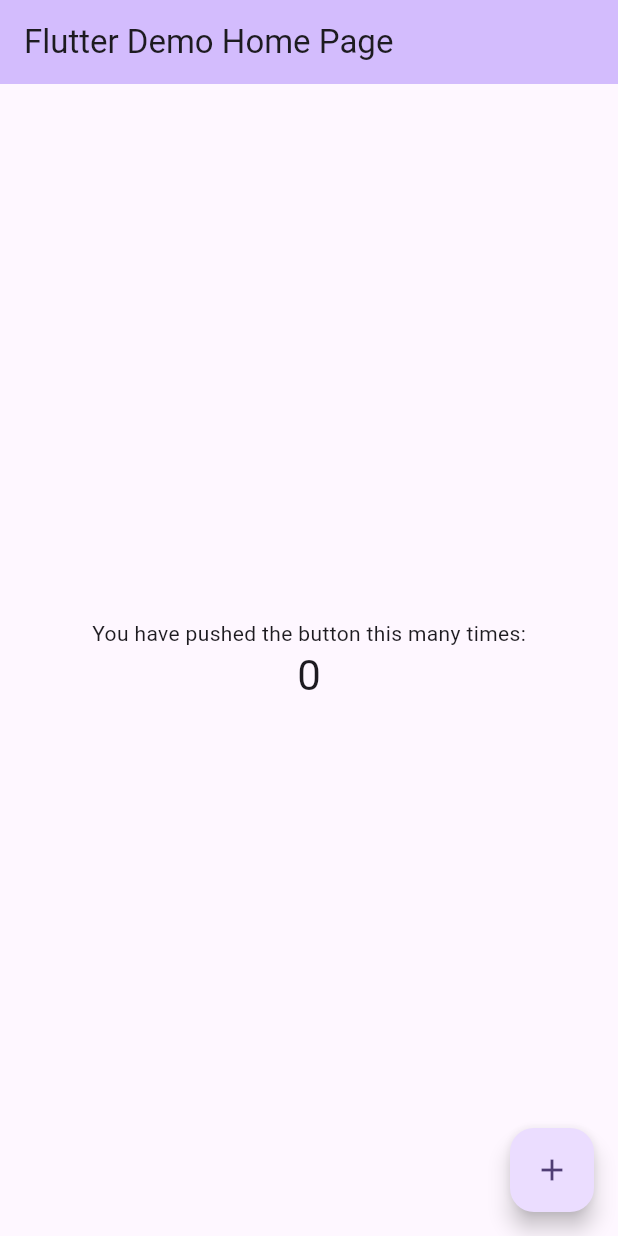
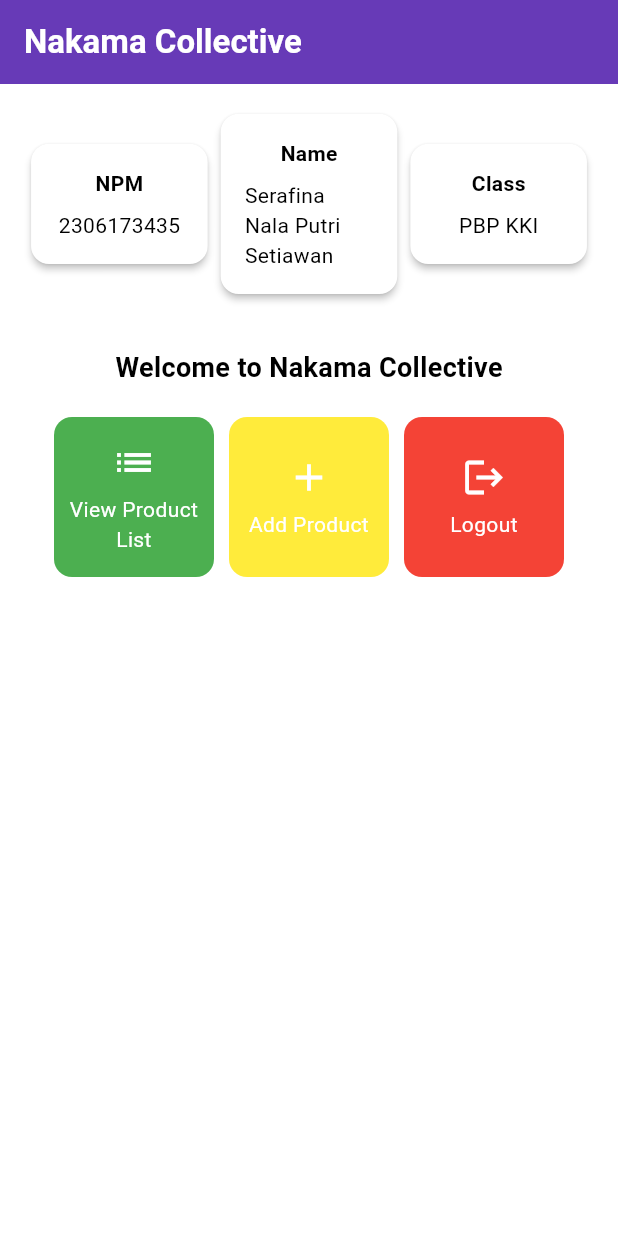
Before and after one commit to terserahdehh/nakama-collective-mobile, a Flutter app: the screen it shows after launch, on a phone screen of 412 x 824 dp. Run offline on Flutter 3.47's test engine with Material 3 defaults, Android fonts, the light colour scheme and no system bars.

Commit message:
assignment 7

```diff
--- a/lib/main.dart
+++ b/lib/main.dart
@@ -1,4 +1,6 @@
 import 'package:flutter/material.dart';
+import 'package:nakama_collective/menu.dart';
+
 
 void main() {
   runApp(const MyApp());
@@ -11,7 +13,7 @@
   @override
   Widget build(BuildContext context) {
     return MaterialApp(
-      title: 'Flutter Demo',
+      title: 'Nakama Collective',
       theme: ThemeData(
         // This is the theme of your application.
         //
@@ -28,98 +30,11 @@
         //
         // This works for code too, not just values: Most code changes can be
         // tested with just a hot reload.
-        colorScheme: ColorScheme.fromSeed(seedColor: Colors.deepPurple),
-        useMaterial3: true,
+         colorScheme: ColorScheme.fromSwatch(
+       primarySwatch: Colors.deepPurple,
+ ).copyWith(secondary: Colors.deepPurple[400]),
       ),
-      home: const MyHomePage(title: 'Flutter Demo Home Page'),
+      home: MyHomePage(),
     );
   }
 }
-
-class MyHomePage extends StatefulWidget {
-  const MyHomePage({super.key, required this.title});
-
-  // This widget is the home page of your application. It is stateful, meaning
-  // that it has a State object (defined below) that contains fields that affect
-  // how it looks.
-
-  // This class is the configuration for the state. It holds the values (in this
-  // case the title) provided by the parent (in this case the App widget) and
-  // used by the build method of the State. Fields in a Widget subclass are
-  // always marked "final".
-
-  final String title;
-
-  @override
-  State<MyHomePage> createState() => _MyHomePageState();
-}
-
-class _MyHomePageState extends State<MyHomePage> {
-  int _counter = 0;
-
-  void _incrementCounter() {
-    setState(() {
-      // This call to setState tells the Flutter framework that something has
-      // changed in this State, which causes it to rerun the build method below
-      // so that the display can reflect the updated values. If we changed
-      // _counter without calling setState(), then the build method would not be
-      // called again, and so nothing would appear to happen.
-      _counter++;
-    });
-  }
-
-  @override
-  Widget build(BuildContext context) {
-    // This method is rerun every time setState is called, for instance as done
-    // by the _incrementCounter method above.
-    //
-    // The Flutter framework has been optimized to make rerunning build methods
-    // fast, so that you can just rebuild anything that needs updating rather
-    // than having to individually change instances of widgets.
-    return Scaffold(
-      appBar: AppBar(
-        // TRY THIS: Try changing the color here to a specific color (to
-        // Colors.amber, perhaps?) and trigger a hot reload to see the AppBar
-        // change color while the other colors stay the same.
-        backgroundColor: Theme.of(context).colorScheme.inversePrimary,
-        // Here we take the value from the MyHomePage object that was created by
-        // the App.build method, and use it to set our appbar title.
-        title: Text(widget.title),
-      ),
-      body: Center(
-        // Center is a layout widget. It takes a single child and positions it
-        // in the middle of the parent.
-        child: Column(
-          // Column is also a layout widget. It takes a list of children and
-          // arranges them vertically. By default, it sizes itself to fit its
-          // children horizontally, and tries to be as tall as its parent.
-          //
-          // Column has various properties to control how it sizes itself and
-          // how it positions its children. Here we use mainAxisAlignment to
-          // center the children vertically; the main axis here is the vertical
-          // axis because Columns are vertical (the cross axis would be
-          // horizontal).
-          //
-          // TRY THIS: Invoke "debug painting" (choose the "Toggle Debug Paint"
-          // action in the IDE, or press "p" in the console), to see the
-          // wireframe for each widget.
-          mainAxisAlignment: MainAxisAlignment.center,
-          children: <Widget>[
-            const Text(
-              'You have pushed the button this many times:',
-            ),
-            Text(
-              '$_counter',
-              style: Theme.of(context).textTheme.headlineMedium,
-            ),
-          ],
-        ),
-      ),
-      floatingActionButton: FloatingActionButton(
-        onPressed: _incrementCounter,
-        tooltip: 'Increment',
-        child: const Icon(Icons.add),
-      ), // This trailing comma makes auto-formatting nicer for build methods.
-    );
-  }
-}
--- /dev/null
+++ b/lib/menu.dart
@@ -0,0 +1,204 @@
+import 'package:flutter/material.dart';
+
+class MyHomePage extends StatelessWidget {
+    MyHomePage({super.key});
+    final String npm = '2306173435'; // NPM
+    final String name = 'Serafina Nala Putri Setiawan'; // Name
+    final String className = 'PBP KKI'; // Class
+    final List<ItemHomepage> items = [
+    ItemHomepage("View Product List", Icons.list),
+    ItemHomepage("Add Product", Icons.add),
+    ItemHomepage("Logout", Icons.logout),
+     ];
+  // This widget is the home page of your application. It is stateful, meaning
+  // that it has a State object (defined below) that contains fields that affect
+  // how it looks.
+
+  // This class is the configuration for the state. It holds the values (in this
+  // case the title) provided by the parent (in this case the App widget) and
+  // used by the build method of the State. Fields in a Widget subclass are
+  // always marked "final".
+
+
+  @override
+   @override
+  Widget build(BuildContext context) {
+    // Scaffold provides the basic structure of the page with the AppBar and body.
+    return Scaffold(
+      // AppBar is the top part of the page that displays the title.
+      appBar: AppBar(
+        title: const Text(
+          'Nakama Collective',
+          style: TextStyle(
+            color: Colors.white,
+            fontWeight: FontWeight.bold,
+          ),
+        ),
+        // The background color of the AppBar is obtained from the application theme color scheme.
+        backgroundColor: Theme.of(context).colorScheme.primary,
+      ),
+      // Body of the page with paddings around it.
+      body: Padding(
+        padding: const EdgeInsets.all(16.0),
+        // Place the widget vertically in a column.
+        child: Column(
+          crossAxisAlignment: CrossAxisAlignment.center,
+          children: [
+            // Row to display 3 InfoCard horizontally.
+            Row(
+              mainAxisAlignment: MainAxisAlignment.spaceEvenly,
+              children: [
+                InfoCard(title: 'NPM', content: npm),
+                InfoCard(title: 'Name', content: name),
+                InfoCard(title: 'Class', content: className),
+              ],
+            ),
+
+            // Give a vertical space of 16 units.
+            const SizedBox(height: 16.0),
+
+            // Place the following widget in the center of the page.
+            Center(
+              child: Column(
+                // Place the text and grid item vertically.
+
+                children: [
+                  // Display the welcome message with bold font and size 18.
+                  const Padding(
+                    padding: EdgeInsets.only(top: 16.0),
+                    child: Text(
+                      'Welcome to Nakama Collective',
+                      style: TextStyle(
+                        fontWeight: FontWeight.bold,
+                        fontSize: 18.0,
+                      ),
+                    ),
+                  ),
+
+                  // Grid to display ItemCard in a 3 column grid.
+                  GridView.count(
+                    primary: true,
+                    padding: const EdgeInsets.all(20),
+                    crossAxisSpacing: 10,
+                    mainAxisSpacing: 10,
+                    crossAxisCount: 3,
+                    // To ensure that the grid fits its height.
+                    shrinkWrap: true,
+
+                    // Display ItemCard for each item in the items list.
+                    children: items.map((ItemHomepage item) {
+                      return ItemCard(item);
+                    }).toList(),
+                  ),
+                ],
+              ),
+            ),
+          ],
+        ),
+      ),
+    );
+  }
+}
+
+
+class InfoCard extends StatelessWidget {
+  // Card information that displays the title and content.
+
+  final String title;  // Card title.
+  final String content;  // Card content.
+
+  const InfoCard({super.key, required this.title, required this.content});
+
+  @override
+  Widget build(BuildContext context) {
+    return Card(
+      // Create a card box with a shadow.
+      elevation: 2.0,
+      child: Container(
+        // Set the size and spacing within the card.
+        width: MediaQuery.of(context).size.width / 3.5, // Adjust with the width of the device used.
+        padding: const EdgeInsets.all(16.0),
+        // Place the title and content vertically.
+        child: Column(
+          children: [
+            Text(
+              title,
+              style: const TextStyle(fontWeight: FontWeight.bold),
+            ),
+            const SizedBox(height: 8.0),
+            Text(content),
+          ],
+        ),
+      ),
+    );
+  }
+}
+
+
+class ItemHomepage {
+    final String name;
+    final IconData icon;
+
+    ItemHomepage(this.name, this.icon);
+}
+
+
+class ItemCard extends StatelessWidget {
+  // Display the card with an icon and name.
+
+  final ItemHomepage item;
+
+  const ItemCard(this.item, {super.key});
+
+  @override
+  Widget build(BuildContext context) {
+    // Set color based on the item name
+    Color backgroundColor;
+    if (item.name == "View Product List") {
+      backgroundColor = Colors.green;
+    } else if (item.name == "Add Product") {
+      backgroundColor = Colors.yellow;
+    } else if (item.name == "Logout") {
+      backgroundColor = Colors.red;
+    } else {
+      backgroundColor = Theme.of(context).colorScheme.secondary;
+    }
+
+    return Material(
+      color: backgroundColor, // Apply the background color
+      borderRadius: BorderRadius.circular(12),
+
+      child: InkWell(
+        onTap: () {
+          // Display the SnackBar message when the card is pressed.
+          ScaffoldMessenger.of(context)
+            ..hideCurrentSnackBar()
+            ..showSnackBar(
+              SnackBar(content: Text("You have pressed the ${item.name} button!"))
+            );
+        },
+        child: Container(
+          padding: const EdgeInsets.all(8),
+          child: Center(
+            child: Column(
+              mainAxisAlignment: MainAxisAlignment.center,
+              children: [
+                Icon(
+                  item.icon,
+                  color: Colors.white,
+                  size: 30.0,
+                ),
+                const Padding(padding: EdgeInsets.all(3)),
+                Text(
+                  item.name,
+                  textAlign: TextAlign.center,
+                  style: const TextStyle(color: Colors.white),
+                ),
+              ],
+            ),
+          ),
+        ),
+      ),
+    );
+  }
+}
```
Also changed, not shown: 1 other file.
